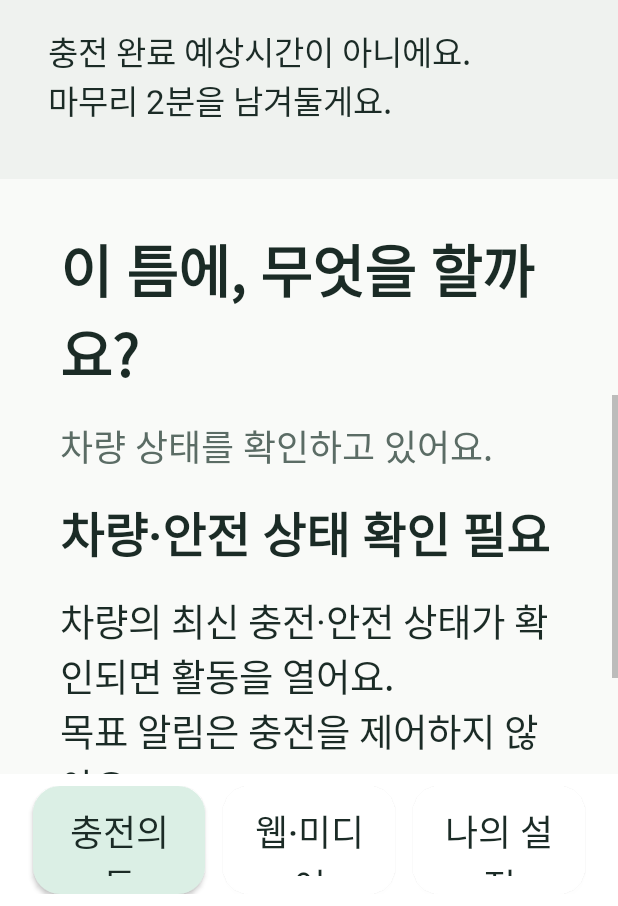
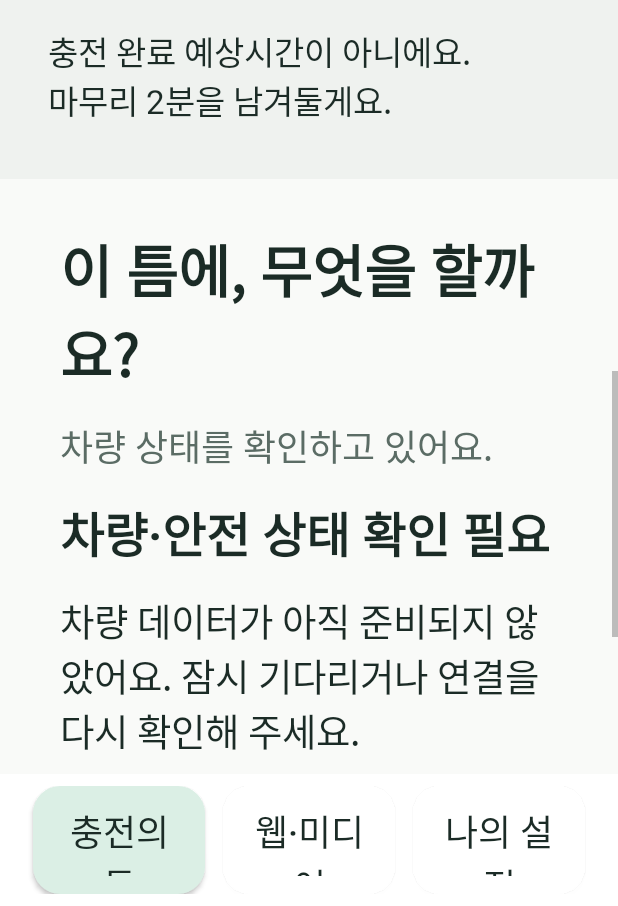
Before and after one commit to wnsmir/binteum, an Android app: the screen it shows after launch (MainActivity), scrolled down 721 dp, on a phone screen of 412 x 824 dp, the part 330-1236 px from its top. Run offline under Robolectric (Android 15) with nearby library versions, the phone set to English and light mode, and no system bars; libraries missing offline, so code that uses them is left out: ai.pleos.playground; 10 statements that could not run were skipped.

Commit message:
Fix charging permission guidance and verify emulator media

```diff
--- a/app/src/main/java/com/binteum/app/MainActivity.kt
+++ b/app/src/main/java/com/binteum/app/MainActivity.kt
@@ -2,6 +2,8 @@ package com.binteum.app
 
 import android.app.Activity
 import android.content.pm.PackageManager
+import android.content.Intent
+import android.net.Uri
 import android.graphics.Color
 import android.graphics.Typeface
 import android.graphics.drawable.GradientDrawable
@@ -9,6 +11,8 @@ import android.os.Bundle
 import android.os.Handler
 import android.os.Looper
 import android.os.SystemClock
+import android.provider.Settings
+import android.util.Log
 import android.view.Gravity
 import android.view.View
 import android.view.ViewGroup
@@ -61,6 +65,8 @@ class MainActivity : Activity() {
     private val timeButtons = mutableListOf<Button>()
     private var resetWindowButton: Button? = null
     private var lastWindowHasBudget = true
+    private var lastReadinessKey = ""
+    private var lastDebugObservation = ""
     private data class Run(val activityId: String, val attemptId: String, val startedElapsed: Long,
                            val startedWall: Long, val bucket: String)
     private val ticker = object : Runnable {
@@ -166,15 +172,27 @@ class MainActivity : Activity() {
             message = "설정한 ${target}%에 도달했어요. 차량 이동을 준비해 주세요."
             persistTarget()
         }
-        if (previous != status) render() else updateLabels()
+        val readinessKey = "$status/${hasEnergyPermission()}/${value.stateOfCharge != null}/${value.charging != null}/${value.uxRestricted}"
+        if (BuildConfig.DEBUG && !demoMode) {
+            val diagnostic = "status=$status soc=${value.stateOfCharge} charging=${value.charging} uxRestricted=${value.uxRestricted} / " +
+                (source as? PleosVehicleDataSource)?.diagnostics.orEmpty()
+            if (diagnostic != lastDebugObservation) {
+                Log.i("BinteumVehicle", diagnostic)
+                lastDebugObservation = diagnostic
+            }
+        }
+        if (previous != status || lastReadinessKey != readinessKey) {
+            lastReadinessKey = readinessKey
+            render()
+        } else updateLabels()
     }
 
     private fun statusText() = when (status) {
         SessionStatus.CHARGING -> "충전 중 · 차 안 활동 가능"
         SessionStatus.TARGET_REACHED -> "목표 잔량에 도달했어요"
-        SessionStatus.INTERRUPTED -> "충전이 중단됐어요 · 연결 확인"
+        SessionStatus.INTERRUPTED -> "충전 중이 아니에요 · 연결 확인"
         SessionStatus.DRIVING_LOCKED -> "주행 제한 · 활동을 멈췄어요"
-        SessionStatus.SUSPENDED -> "차량 휴면 · 감시 중단"
+        SessionStatus.SUSPENDED -> "화면 비활성 · 상태 확인 중단"
         SessionStatus.WAITING_FOR_DATA -> "차량·안전 상태 확인 필요"
     }
 
@@ -299,18 +317,14 @@ class MainActivity : Activity() {
             1 -> {
                 addView(label("가볍게 보고, 제때 쉬어요", 38f, true))
                 addView(label("공식 예제 영상과 자체 웹 활동 · 재생 이력으로 취향을 학습하지 않아요", 24f))
-                if (allowed()) addView(media) else addView(label(statusText(), 30f, true))
+                if (allowed()) addView(media) else buildBlockedState(this)
             }
             2 -> buildSettings(this)
             else -> {
                 addView(label(if (active != null) "지금은 나를 위한 시간" else "이 틈에, 무엇을 할까요?", 38f, true))
                 addView(label(message, 24f).apply { setTextColor(muted) })
                 when {
-                    !allowed() -> {
-                        addView(label(statusText(), 32f, true))
-                        addView(label("차량의 최신 충전·안전 상태가 확인되면 활동을 열어요.\n목표 알림은 충전을 제어하지 않아요.", 25f))
-                        if (!demoMode) diagnosticsLabel = label((source as? PleosVehicleDataSource)?.diagnostics.orEmpty(), 22f).also { addView(it) }
-                    }
+                    !allowed() -> buildBlockedState(this)
                     recovery != null -> {
                         addView(label("이전 활동이 남아 있어요", 30f, true))
                         addView(label("남은 시간을 확인한 뒤 직접 이어가 주세요. 자동으로 다시 시작하지 않아요.", 24f))
@@ -323,6 +337,65 @@ class MainActivity : Activity() {
                 }
             }
         }
+    }
+
+    private fun hasEnergyPermission() = checkSelfPermission("android.car.permission.CAR_ENERGY") == PackageManager.PERMISSION_GRANTED
+
+    private fun requestEnergyPermission() {
+        if (hasEnergyPermission()) { reconnectVehicle(); return }
+        val askedBefore = prefs.getBoolean("askedEnergyPermission", false)
+        if (askedBefore && !shouldShowRequestPermissionRationale("android.car.permission.CAR_ENERGY")) {
+            runCatching {
+                startActivity(Intent(Settings.ACTION_APPLICATION_DETAILS_SETTINGS, Uri.parse("package:$packageName")))
+            }.onFailure { message = "앱 설정을 열 수 없어요. 차량 설정에서 빈틈의실의 권한을 확인해 주세요."; render() }
+        } else {
+            prefs.edit().putBoolean("askedEnergyPermission", true).apply()
+            requestPermissions(arrayOf("android.car.permission.CAR_ENERGY"), 700)
+        }
+    }
+
+    private fun reconnectVehicle() {
+        if (demoMode) return
+        media.pauseForHost()
+        interruptActivity("차량 연결을 다시 확인하고 있어요.")
+        recovery = null
+        source.stop()
+        snapshot = null; status = SessionStatus.WAITING_FOR_DATA
+        sourceStartedAt = System.currentTimeMillis()
+        render()
+        if (started) source.start { value -> runOnUiThread { if (started) acceptSnapshot(value) } }
+    }
+
+    private fun buildBlockedState(parent: LinearLayout) {
+        val missingPermission = !demoMode && !hasEnergyPermission() && status == SessionStatus.WAITING_FOR_DATA
+        val heading = when {
+            missingPermission -> "충전 상태를 읽을 수 있도록 허용해 주세요"
+            status == SessionStatus.TARGET_REACHED -> "설정한 목표 잔량에 도달했어요"
+            status == SessionStatus.INTERRUPTED -> "충전이 진행되고 있지 않아요"
+            else -> statusText()
+        }
+        val description = when {
+            missingPermission -> "배터리 잔량과 실제 충전 상태는 별도로 확인해요.\n아래 버튼에서 충전 상태 읽기를 허용하면 연결을 다시 확인합니다."
+            status == SessionStatus.TARGET_REACHED -> "이번 세션의 ${target}% 목표에 도달했어요. 다음 충전을 시작할 때 새 세션을 열어 주세요."
+            status == SessionStatus.INTERRUPTED -> "충전기 연결과 충전 시작 여부를 확인해 주세요. 충전 상태가 확인되면 활동을 열어요."
+            status == SessionStatus.DRIVING_LOCKED -> "안전하게 정차하고 차량의 화면 사용 제한이 해제되면 다시 이용할 수 있어요."
+            status == SessionStatus.SUSPENDED -> "화면이 다시 활성화되면 최신 차량 상태를 확인할게요."
+            else -> "차량 데이터가 아직 준비되지 않았어요. 잠시 기다리거나 연결을 다시 확인해 주세요."
+        }
+        parent.addView(label(heading, 32f, true))
+        parent.addView(label(description, 25f))
+        if (missingPermission) parent.addView(button("충전 상태 읽기 허용", true) { requestEnergyPermission() })
+        if (!demoMode && status in listOf(SessionStatus.WAITING_FOR_DATA, SessionStatus.INTERRUPTED)) {
+            if (!missingPermission) parent.addView(button("차량 연결 다시 확인") { reconnectVehicle() })
+            val value = snapshot
+            parent.addView(label("배터리 잔량 ${if (value?.stateOfCharge != null) "확인됨" else "확인 중"} · " +
+                "충전 상태 ${if (value?.charging != null) "확인됨" else "확인 중"} · " +
+                "화면 제한 ${if (value?.uxRestricted != null) "확인됨" else "확인 중"}", 23f))
+        }
+        if (BuildConfig.DEBUG && !demoMode && status != SessionStatus.DRIVING_LOCKED && status != SessionStatus.SUSPENDED) {
+            parent.addView(button("개발용 모의 충전으로 둘러보기") { switchSource() })
+        }
+        parent.addView(label("목표 알림은 차량의 충전을 제어하지 않아요.", 23f))
     }
 
     private fun buildRecommendations(parent: LinearLayout) {
@@ -398,10 +471,8 @@ class MainActivity : Activity() {
 
     private fun buildSettings(parent: LinearLayout) {
         parent.addView(label("나에게 맞는 틈", 38f, true))
-        if (!demoMode && checkSelfPermission("android.car.permission.CAR_ENERGY") != PackageManager.PERMISSION_GRANTED) {
-            parent.addView(button("충전 상태 읽기 허용") {
-                requestPermissions(arrayOf("android.car.permission.CAR_ENERGY"), 700)
-            })
+        if (!demoMode && !hasEnergyPermission()) {
+            parent.addView(button("충전 상태 읽기 허용") { requestEnergyPermission() })
         }
         parent.addView(label("${windowMinutes}분 구간의 직접 선호 · 이 기기에만 저장", 24f))
         val profile = loadProfile(bucket())
@@ -423,6 +494,10 @@ class MainActivity : Activity() {
         if (!allowed()) parent.addView(label("선호 변경은 차량·안전 상태가 확인된 뒤 가능해요.", 24f))
         if (BuildConfig.DEBUG) {
             parent.addView(label("개발용 시연 설정", 26f, true))
+            if (!demoMode) {
+                parent.addView(button("차량 연결 다시 확인") { reconnectVehicle() })
+                diagnosticsLabel = label((source as? PleosVehicleDataSource)?.diagnostics.orEmpty(), 22f).also { parent.addView(it) }
+            }
             parent.addView(button(if (demoMode) "실제 Pleos 연결로 전환" else "모의 데이터 시연 켜기", demoMode) { switchSource() })
             if (demoMode) {
                 listOf("충전 중 65%", "목표 도달", "목표 전 충전 중단", "주행 제한", "데이터 지연").forEachIndexed { index, text ->
```
Also changed, not shown: app/src/main/java/com/binteum/app/vehicle/PleosVehicleDataSource.kt (+17 -6 lines), 3 other files.
